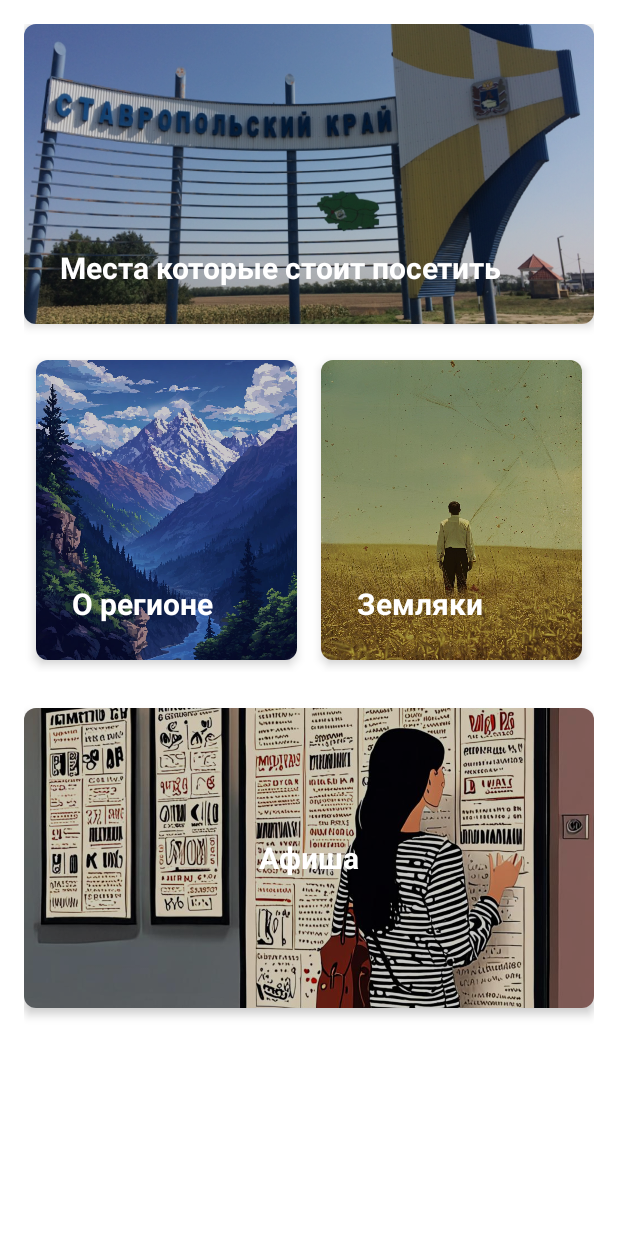
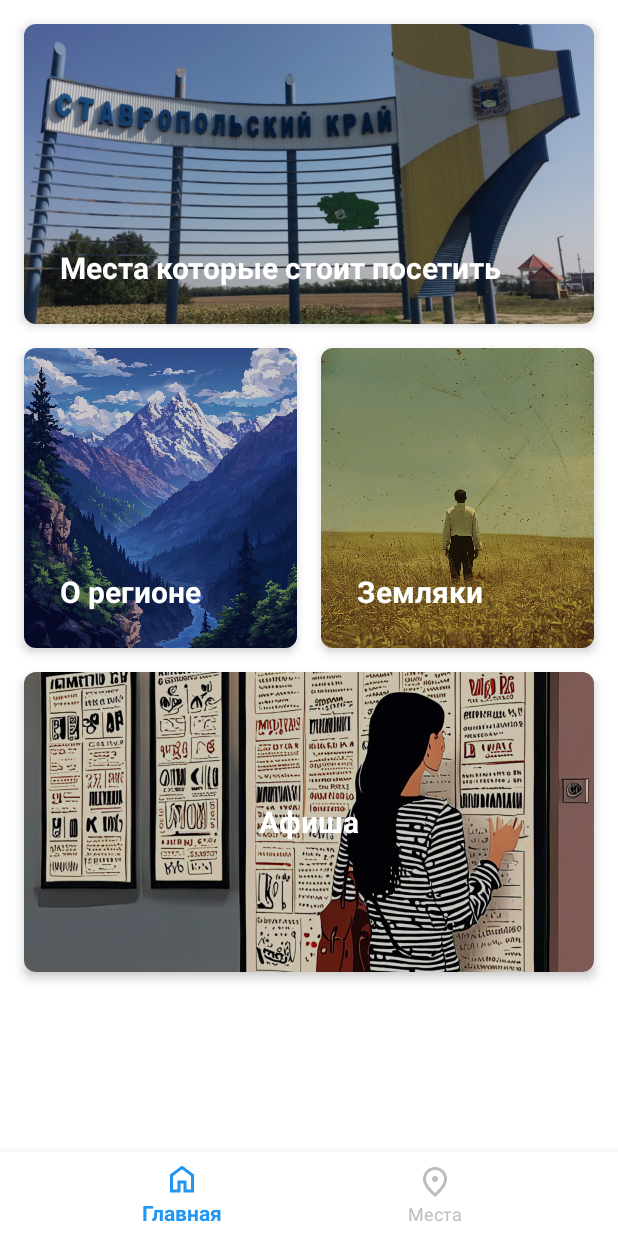
Before and after one commit to Plyshkaa/StavropolApp, an Android app built with Jetpack Compose: the layout activity_main.xml on its own in the app's theme, with its tools: preview values and no code run, on a phone screen of 412 x 824 dp. Run offline under Robolectric (Android 15) with nearby library versions, the phone set to English and light mode, and no system bars.

Commit message:
Добавил navigation bar

```diff
--- a/app/src/main/AndroidManifest.xml
+++ b/app/src/main/AndroidManifest.xml
@@ -23,19 +23,17 @@
                 <category android:name="android.intent.category.LAUNCHER" />
             </intent-filter>
         </activity>
+
         <activity
             android:name=".PlaceDetailActivity"
             android:exported="true"
             android:label="Place Detail" />
-
 
         <activity android:name=".PlacesActivity" />
         <activity android:name=".ZemlyakiActivity" />
         <activity android:name=".PersonDetailActivity" /> <!-- Добавляем PersonDetailActivity -->
         <activity android:name=".RegionDetailActivity" />
         <activity android:name=".AfishaActivity" />
-
-
 
         <activity
             android:name=".MainActivity"
--- a/app/src/main/java/com/example/stavropolplacesapp/MainActivity.kt
+++ b/app/src/main/java/com/example/stavropolplacesapp/MainActivity.kt
@@ -1,22 +1,19 @@
 package com.example.stavropolplacesapp
-
 
 import android.content.Intent
 import android.os.Bundle
 import android.os.Handler
 import android.os.Looper
 import android.widget.ImageView
-import androidx.appcompat.widget.Toolbar // Правильный импорт
 import androidx.appcompat.app.AppCompatActivity
 import androidx.cardview.widget.CardView
-import androidx.viewpager.widget.ViewPager
+import androidx.fragment.app.Fragment
 import com.bumptech.glide.Glide
 import com.bumptech.glide.load.resource.drawable.DrawableTransitionOptions
-import com.google.android.material.tabs.TabLayout
+import com.google.android.material.bottomnavigation.BottomNavigationView
+
 class MainActivity : AppCompatActivity() {
 
-    private lateinit var viewPager: ViewPager
-    private lateinit var tabs: TabLayout
     private lateinit var cardViewPlaces: CardView
     private lateinit var cardViewRegion: CardView
     private lateinit var cardViewFamousPeople: CardView
@@ -30,17 +27,12 @@ class MainActivity : AppCompatActivity() {
         super.onCreate(savedInstanceState)
         setContentView(R.layout.activity_main)
 
-        viewPager = findViewById(R.id.view_pager)
-        tabs = findViewById(R.id.tabs)
-        cardViewPlaces = findViewById(R.id.card_view)
+        // Initialize views
+        cardViewPlaces = findViewById(R.id.card_view_places)
         cardViewFamousPeople = findViewById(R.id.card_view_famous_people)
         imageView = findViewById(R.id.main_image)
 
-        val adapter = ViewPagerAdapter(supportFragmentManager)
-        viewPager.adapter = adapter
-        tabs.setupWithViewPager(viewPager)
-
-        // Добавляем URL-адреса изображений
+        // Add images to the image URL list
         imageUrls.addAll(
             listOf(
                 "https://extraguide.ru/images/pthumb/blog/2022/09-08-vwtdox-fontan-na-perspektivnom.cd9f7e96.jpg",
@@ -49,28 +41,28 @@ class MainActivity : AppCompatActivity() {
             )
         )
 
-        // Запуск анимации смены изображений
+        // Start image animation
         startImageAnimation()
 
-        // Переход в PlacesActivity при нажатии на карточку "Места"
+        // Set up navigation between activities
         cardViewPlaces.setOnClickListener {
             val intent = Intent(this, PlacesActivity::class.java)
             startActivity(intent)
         }
 
-        // Переход в ZemlyakiActivity при нажатии на карточку "Земляки"
         cardViewFamousPeople.setOnClickListener {
             val intent = Intent(this, ZemlyakiActivity::class.java)
             startActivity(intent)
         }
 
-        // В методе onCreate для MainActivity
+        // Card for Region
         val cardRegion = findViewById<CardView>(R.id.card_view_region)
         cardRegion.setOnClickListener {
             val intent = Intent(this, RegionDetailActivity::class.java)
             startActivity(intent)
         }
-        // Плитка для раздела "Афиша"
+
+        // Card for Afisha
         val afishaCardView: CardView = findViewById(R.id.card_view_afisha)
         afishaCardView.setOnClickListener {
             val intent = Intent(this, AfishaActivity::class.java)
@@ -82,21 +74,21 @@ class MainActivity : AppCompatActivity() {
         val handler = Handler(Looper.getMainLooper())
         val runnable = object : Runnable {
             override fun run() {
-                // Используем Glide для плавной смены изображений
+                // Use Glide to smoothly transition images
                 Glide.with(this@MainActivity)
                     .load(imageUrls[currentIndex])
                     .transition(DrawableTransitionOptions.withCrossFade())
                     .into(imageView)
 
-                // Увеличиваем индекс для следующего изображения
+                // Increment index for next image
                 currentIndex = (currentIndex + 1) % imageUrls.size
 
-                // Повторяем каждые 3 секунды
+                // Repeat every 3 seconds
                 handler.postDelayed(this, intervalMillis)
             }
         }
 
-        // Запускаем смену изображений
+        // Start image switching
         handler.post(runnable)
     }
 }
--- /dev/null
+++ b/app/src/main/res/color/nav_item_color_state.xml
@@ -0,0 +1,5 @@
+<?xml version="1.0" encoding="utf-8"?>
+<selector xmlns:android="http://schemas.android.com/apk/res/android">
+    <item android:color="@color/blue" android:state_checked="true" />
+    <item android:color="@color/gray" android:state_checked="false" />
+</selector>
--- a/app/src/main/res/layout/activity_main.xml
+++ b/app/src/main/res/layout/activity_main.xml
@@ -1,17 +1,23 @@
-<LinearLayout xmlns:android="http://schemas.android.com/apk/res/android"
+<androidx.constraintlayout.widget.ConstraintLayout
+    xmlns:android="http://schemas.android.com/apk/res/android"
     xmlns:app="http://schemas.android.com/apk/res-auto"
+    xmlns:tools="http://schemas.android.com/tools"
     android:layout_width="match_parent"
     android:layout_height="match_parent"
-    android:orientation="vertical"
     android:background="@android:color/white"
-    android:padding="16dp">
+    tools:context=".MainActivity">
 
-    <!-- Карточка "Места" -->
+    <!-- Карточка "Места", занимает 90% ширины с отступами -->
     <androidx.cardview.widget.CardView
-        android:id="@+id/card_view"
-        android:layout_width="match_parent"
+        android:id="@+id/card_view_places"
+        android:layout_width="0dp"
         android:layout_height="wrap_content"
-        android:layout_marginBottom="16dp"
+        android:layout_marginStart="16dp"
+        android:layout_marginEnd="16dp"
+        android:layout_marginTop="16dp"
+        app:layout_constraintTop_toTopOf="parent"
+        app:layout_constraintStart_toStartOf="parent"
+        app:layout_constraintEnd_toEndOf="parent"
         app:cardCornerRadius="8dp"
         app:cardElevation="4dp"
         android:clickable="true"
@@ -34,16 +40,6 @@
                 android:background="#33000000" /> <!-- Черный цвет с прозрачностью 20% -->
 
             <TextView
-                android:id="@+id/main_title"
-                android:layout_width="wrap_content"
-                android:layout_height="wrap_content"
-                android:layout_alignParentTop="true"
-                android:padding="16dp"
-                android:textSize="14sp"
-                android:textColor="@android:color/white"
-                android:background="@android:color/transparent" />
-
-            <TextView
                 android:id="@+id/main_description"
                 android:layout_width="wrap_content"
                 android:layout_height="wrap_content"
@@ -58,28 +54,25 @@
         </RelativeLayout>
     </androidx.cardview.widget.CardView>
 
-    <!-- Горизонтальный LinearLayout для плиток "О регионе" и "Земляки" -->
-    <LinearLayout
-        android:layout_width="match_parent"
-        android:layout_height="wrap_content"
-        android:orientation="horizontal"
-        android:gravity="center">
-
-        <!-- Плитка для раздела "О регионе" -->
+    <!-- Горизонтальные плитки для "О регионе" и "Земляки" с увеличенными отступами -->
     <androidx.cardview.widget.CardView
         android:id="@+id/card_view_region"
         android:layout_width="0dp"
         android:layout_height="wrap_content"
-            android:layout_weight="1"
+        app:layout_constraintTop_toBottomOf="@id/card_view_places"
+        app:layout_constraintStart_toStartOf="parent"
+        app:layout_constraintEnd_toStartOf="@id/card_view_famous_people"
+        android:layout_marginStart="16dp"
+        android:layout_marginEnd="8dp"
+        android:layout_marginTop="16dp"
+        android:layout_marginBottom="16dp"
         app:cardCornerRadius="8dp"
         app:cardElevation="4dp"
-            android:clickable="true"
-            android:layout_margin="8dp">
+        android:clickable="true">
 
         <RelativeLayout
             android:layout_width="match_parent"
-                android:layout_height="200dp"
-                android:background="@android:color/transparent">
+            android:layout_height="200dp">
 
             <ImageView
                 android:id="@+id/image_about_region"
@@ -92,16 +85,6 @@
                 android:layout_width="match_parent"
                 android:layout_height="match_parent"
                 android:background="#33000000" /> <!-- Черный цвет с прозрачностью 20% -->
-
-                <TextView
-                    android:id="@+id/title_about_region"
-                    android:layout_width="wrap_content"
-                    android:layout_height="wrap_content"
-                    android:layout_alignParentTop="true"
-                    android:padding="16dp"
-                    android:textSize="14sp"
-                    android:textColor="@android:color/white"
-                    android:background="@android:color/transparent" />
 
             <TextView
                 android:id="@+id/main_description_region"
@@ -118,17 +101,20 @@
         </RelativeLayout>
     </androidx.cardview.widget.CardView>
 
-        <!-- Плитка для раздела "Земляки" -->
     <androidx.cardview.widget.CardView
         android:id="@+id/card_view_famous_people"
         android:layout_width="0dp"
         android:layout_height="wrap_content"
-            android:layout_weight="1"
+        app:layout_constraintTop_toBottomOf="@id/card_view_places"
+        app:layout_constraintStart_toEndOf="@id/card_view_region"
+        app:layout_constraintEnd_toEndOf="parent"
+        android:layout_marginStart="8dp"
+        android:layout_marginEnd="16dp"
+        android:layout_marginTop="16dp"
+        android:layout_marginBottom="16dp"
         app:cardCornerRadius="8dp"
         app:cardElevation="4dp"
-            android:clickable="true"
-            android:layout_margin="8dp"
-            android:background="@android:color/transparent">
+        android:clickable="true">
 
         <RelativeLayout
             android:layout_width="match_parent"
@@ -148,16 +134,6 @@
                 android:background="#33000000" /> <!-- Черный цвет с прозрачностью 20% -->
 
             <TextView
-                    android:id="@+id/title_famous_people"
-                    android:layout_width="wrap_content"
-                    android:layout_height="wrap_content"
-                    android:layout_alignParentTop="true"
-                    android:padding="16dp"
-                    android:textSize="14sp"
-                    android:textColor="@android:color/white"
-                    android:background="@android:color/transparent" />
-
-                <TextView
                 android:id="@+id/main_description_famous_people"
                 android:layout_width="wrap_content"
                 android:layout_height="wrap_content"
@@ -172,14 +148,18 @@
         </RelativeLayout>
     </androidx.cardview.widget.CardView>
 
-    </LinearLayout>
-
+    <!-- Карточка "Афиша", занимает 90% ширины с отступами -->
     <androidx.cardview.widget.CardView
         android:id="@+id/card_view_afisha"
-        android:layout_width="match_parent"
+        android:layout_width="0dp"
         android:layout_height="wrap_content"
+        android:layout_marginStart="16dp"
+        android:layout_marginEnd="16dp"
+        android:layout_marginTop="16dp"
         android:layout_marginBottom="16dp"
-        android:layout_marginTop="24dp"
+        app:layout_constraintTop_toBottomOf="@id/card_view_region"
+        app:layout_constraintStart_toStartOf="parent"
+        app:layout_constraintEnd_toEndOf="parent"
         app:cardCornerRadius="8dp"
         app:cardElevation="4dp"
         android:clickable="true"
@@ -219,21 +199,20 @@
         </RelativeLayout>
     </androidx.cardview.widget.CardView>
 
-
-    <!-- TabLayout и ViewPager, скрыты по умолчанию -->
-    <com.google.android.material.tabs.TabLayout
-        android:id="@+id/tabs"
-        android:layout_width="match_parent"
+    <!-- Панель навигации в футере -->
+    <com.google.android.material.bottomnavigation.BottomNavigationView
+        android:id="@+id/bottom_navigation"
+        android:layout_width="0dp"
         android:layout_height="wrap_content"
-        android:layout_marginTop="8dp"
-        android:visibility="gone" />
-
-    <androidx.viewpager.widget.ViewPager
-        android:id="@+id/view_pager"
-        android:layout_width="match_parent"
-        android:layout_height="0dp"
-        android:layout_weight="1"
-        android:layout_marginTop="8dp"
-        android:visibility="gone" />
-
-</LinearLayout>
+        app:layout_constraintBottom_toBottomOf="parent"
+        app:layout_constraintStart_toStartOf="parent"
+        app:layout_constraintEnd_toEndOf="parent"
+        app:menu="@menu/bottom_nav_menu"
+        app:itemIconTint="@color/nav_item_color_state"
+        app:itemTextColor="@color/nav_item_color_state"
+        app:labelVisibilityMode="labeled"
+        app:itemIconSize="24dp"
+        android:background="@android:color/white"
+        app:itemTextAppearanceActive="@style/BottomNavigationActiveText"
+        app:itemTextAppearanceInactive="@style/BottomNavigationInactiveText"/>
+</androidx.constraintlayout.widget.ConstraintLayout>
--- /dev/null
+++ b/app/src/main/res/menu/bottom_nav_menu.xml
@@ -0,0 +1,10 @@
+<menu xmlns:android="http://schemas.android.com/apk/res/android">
+    <item
+        android:id="@+id/navigation_home"
+        android:icon="@drawable/ic_home"
+        android:title="Главная" />
+    <item
+        android:id="@+id/navigation_places"
+        android:icon="@drawable/ic_places"
+        android:title="Места" />
+</menu>
--- a/app/src/main/res/values/colors.xml
+++ b/app/src/main/res/values/colors.xml
@@ -8,6 +8,12 @@
     <color name="white">#FFFFFFFF</color>
     <color name="lightGray">#D3D3D3</color>
 
+    <!-- Синий цвет для активных элементов меню -->
+    <color name="blue">#2196F3</color>
+
+    <!-- Серый цвет для неактивных элементов меню -->
+    <color name="gray">#BDBDBD</color>
+
 
     <!-- Добавляем цвета для темы -->
     <color name="colorPrimary">#FF6200EE</color>  <!-- Этот цвет может быть, например, purple_500 -->
--- /dev/null
+++ b/app/src/main/res/values/styles-night.xml
@@ -0,0 +1,9 @@
+<resources>
+    <style name="AppTheme.Dark" parent="Theme.AppCompat.DayNight.NoActionBar">
+        <!-- Настройка для темной темы -->
+        <item name="colorPrimary">@color/colorPrimaryDark</item>
+        <item name="colorPrimaryDark">@color/colorPrimary</item>
+        <item name="colorAccent">@color/colorAccent</item>
+        <item name="android:statusBarColor">@color/colorPrimary</item>
+    </style>
+</resources>
--- a/app/src/main/res/values/styles.xml
+++ b/app/src/main/res/values/styles.xml
@@ -1,3 +1,13 @@
 <resources>
-    <!-- Можно оставить пустым или убрать, если не нужно -->
+    <!-- Стиль для активного состояния текста в BottomNavigationView -->
+    <style name="BottomNavigationActiveText" parent="TextAppearance.AppCompat.Caption">
+        <item name="android:textSize">14sp</item>
+        <item name="android:textColor">@color/blue</item> <!-- Цвет для активного элемента -->
+    </style>
+
+    <!-- Стиль для неактивного состояния текста в BottomNavigationView -->
+    <style name="BottomNavigationInactiveText" parent="TextAppearance.AppCompat.Caption">
+        <item name="android:textSize">12sp</item>
+        <item name="android:textColor">@color/gray</item> <!-- Цвет для неактивного элемента -->
+    </style>
 </resources>
```
Also changed, not shown: app/src/main/res/drawable/ic_home.png (added), app/src/main/res/drawable/ic_places.png (added). Lines whose indentation alone changed are shown as unchanged.
